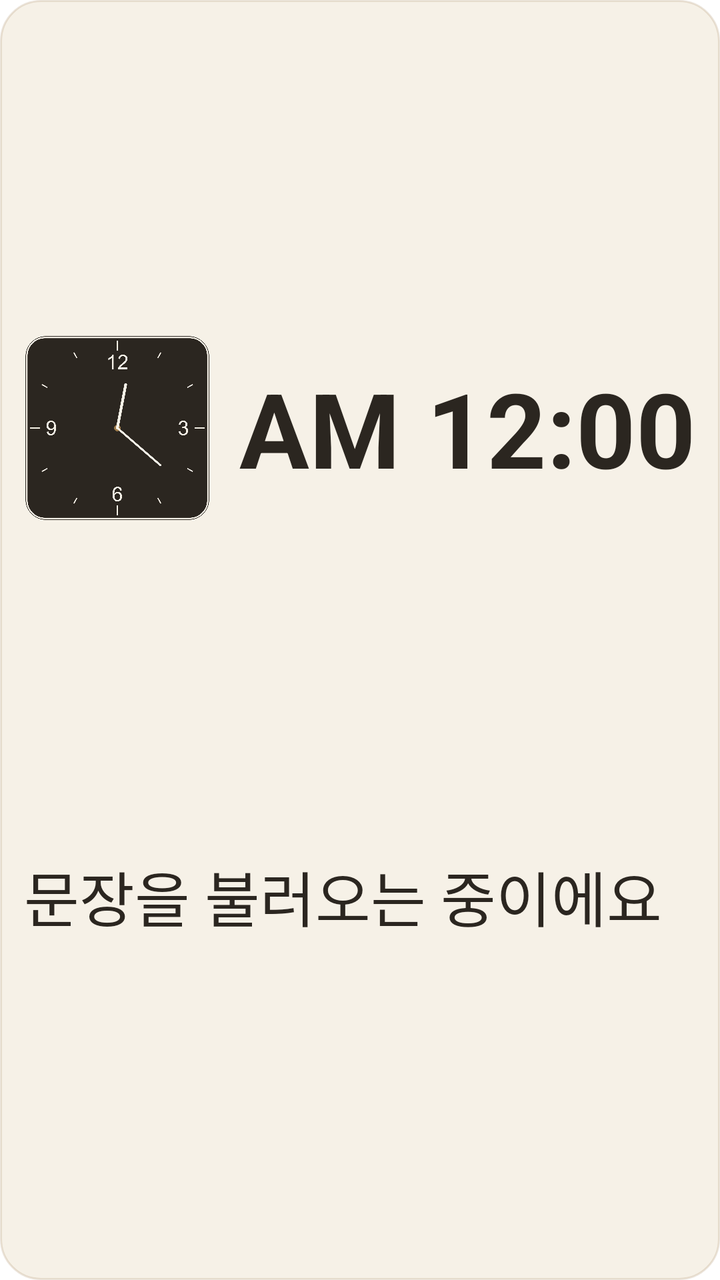
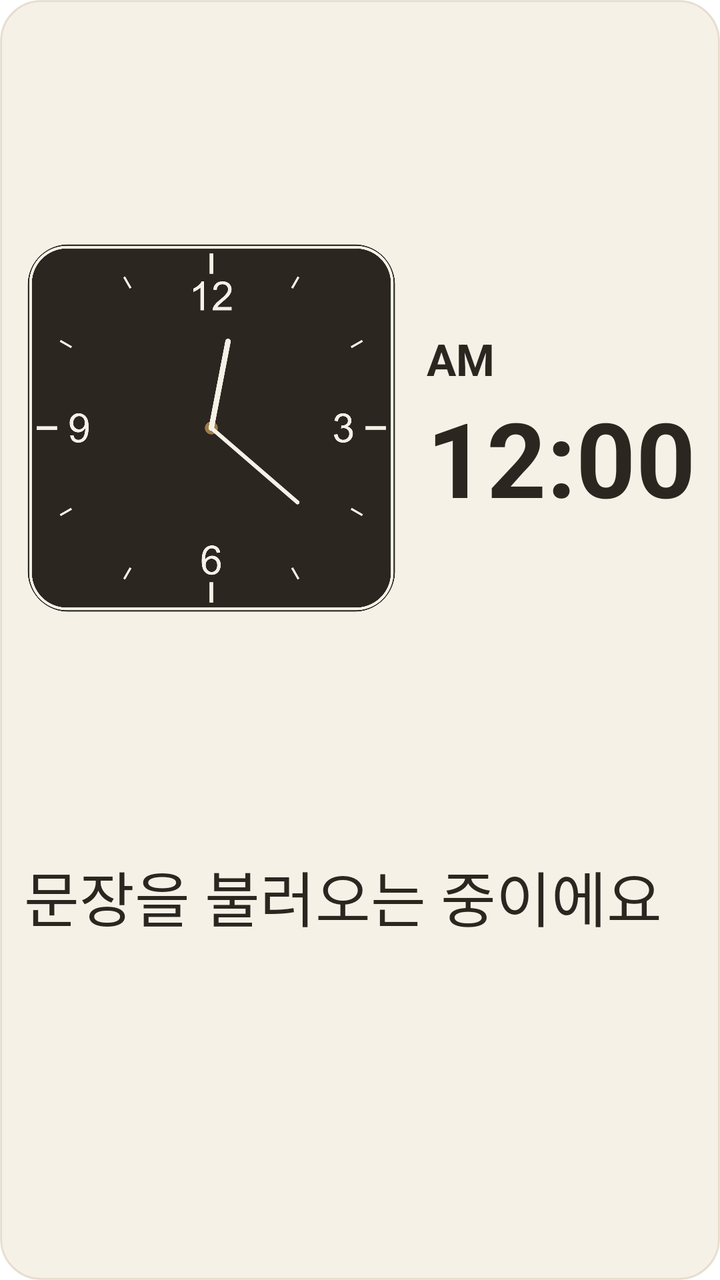

The first picture is an Android layout as it rendered before a commit; the second is the same layout after the commit. The layout source and the unified diff follow.
<!-- AndroidManifest.xml: fallback theme Theme.MaterialComponents.DayNight.NoActionBar -->
<!-- res/layout/widget_large.xml -->
<?xml version="1.0" encoding="utf-8"?>
<LinearLayout xmlns:android="http://schemas.android.com/apk/res/android"
    android:id="@+id/widget_root"
    android:layout_width="match_parent"
    android:layout_height="match_parent"
    android:orientation="vertical"
    android:background="@drawable/widget_background"
    android:padding="12dp">

    
    <LinearLayout
        android:layout_width="match_parent"
        android:layout_height="0dp"
        android:layout_weight="2"
        android:orientation="horizontal"
        android:gravity="center_vertical">

        <FrameLayout
            android:layout_width="0dp"
            android:layout_height="match_parent"
            android:layout_weight="1">

            <AnalogClock
                android:id="@+id/widget_clock_analog"
                android:layout_width="match_parent"
                android:layout_height="match_parent"
                android:dial="@drawable/widget_clock_dial"
                android:hand_hour="@drawable/widget_clock_hand_hour"
                android:hand_minute="@drawable/widget_clock_hand_minute" />

            <ImageView
                android:id="@+id/widget_clock_hand_alarm"
                android:layout_width="match_parent"
                android:layout_height="match_parent"
                android:src="@drawable/widget_clock_hand_alarm"
                android:visibility="gone"
                android:contentDescription="@null" />

        </FrameLayout>

        <TextClock
            android:id="@+id/widget_clock_text"
            android:layout_width="wrap_content"
            android:layout_height="wrap_content"
            android:layout_marginStart="14dp"
            android:format12Hour="a h:mm"
            android:format24Hour="a h:mm"
            android:textSize="52sp"
            android:textStyle="bold"
            android:textColor="#2B2620" />

    </LinearLayout>

    <LinearLayout
        android:layout_width="match_parent"
        android:layout_height="0dp"
        android:layout_weight="1"
        android:layout_marginTop="10dp"
        android:orientation="vertical">

        
        <TextView
            android:id="@+id/widget_quote"
            android:layout_width="match_parent"
            android:layout_height="0dp"
            android:layout_weight="1"
            android:text="문장을 불러오는 중이에요"
            android:textColor="#2B2620"
            android:autoSizeTextType="uniform"
            android:autoSizeMinTextSize="10sp"
            android:autoSizeMaxTextSize="30sp"
            android:autoSizeStepGranularity="1sp" />

        <TextView
            android:id="@+id/widget_attribution"
            android:layout_width="match_parent"
            android:layout_height="wrap_content"
            android:layout_marginTop="4dp"
            android:text=""
            android:textSize="18sp"
            android:textColor="#8A6438"
            android:maxLines="1"
            android:ellipsize="end" />

    </LinearLayout>

</LinearLayout>
<!-- resources referenced by this layout -->
<resources>
  <!-- drawable widget_background (drawable) -->
  <?xml version="1.0" encoding="utf-8"?>
  <shape xmlns:android="http://schemas.android.com/apk/res/android">
      <solid android:color="#F6F1E7" />
      <stroke android:width="1dp" android:color="#339C7A4A" />
      <corners android:radius="20dp" />
  </shape>
  <!-- drawable widget_clock_dial: png bitmap (drawable-xxxhdpi, 109927 bytes) -->
  <!-- drawable widget_clock_hand_alarm: png bitmap (drawable-xxxhdpi, 11423 bytes) -->
  <!-- drawable widget_clock_hand_hour: png bitmap (drawable-xxxhdpi, 12305 bytes) -->
  <!-- drawable widget_clock_hand_minute: png bitmap (drawable-xxxhdpi, 12108 bytes) -->
</resources>

<!-- the commit's change to res/layout/widget_large.xml (unified diff, before → after) -->
@@ -38,16 +38,33 @@
 
         </FrameLayout>
 
-        <TextClock
-            android:id="@+id/widget_clock_text"
+        
+        <LinearLayout
             android:layout_width="wrap_content"
             android:layout_height="wrap_content"
             android:layout_marginStart="14dp"
-            android:format12Hour="a h:mm"
-            android:format24Hour="a h:mm"
-            android:textSize="52sp"
-            android:textStyle="bold"
-            android:textColor="#2B2620" />
+            android:orientation="vertical">
+
+            <TextView
+                android:id="@+id/widget_meridiem"
+                android:layout_width="wrap_content"
+                android:layout_height="wrap_content"
+                android:text="AM"
+                android:textSize="22sp"
+                android:textStyle="bold"
+                android:textColor="#2B2620" />
+
+            <TextClock
+                android:id="@+id/widget_clock_text"
+                android:layout_width="wrap_content"
+                android:layout_height="wrap_content"
+                android:format12Hour="h:mm"
+                android:format24Hour="h:mm"
+                android:textSize="52sp"
+                android:textStyle="bold"
+                android:textColor="#2B2620" />
+
+        </LinearLayout>
 
     </LinearLayout>
 
